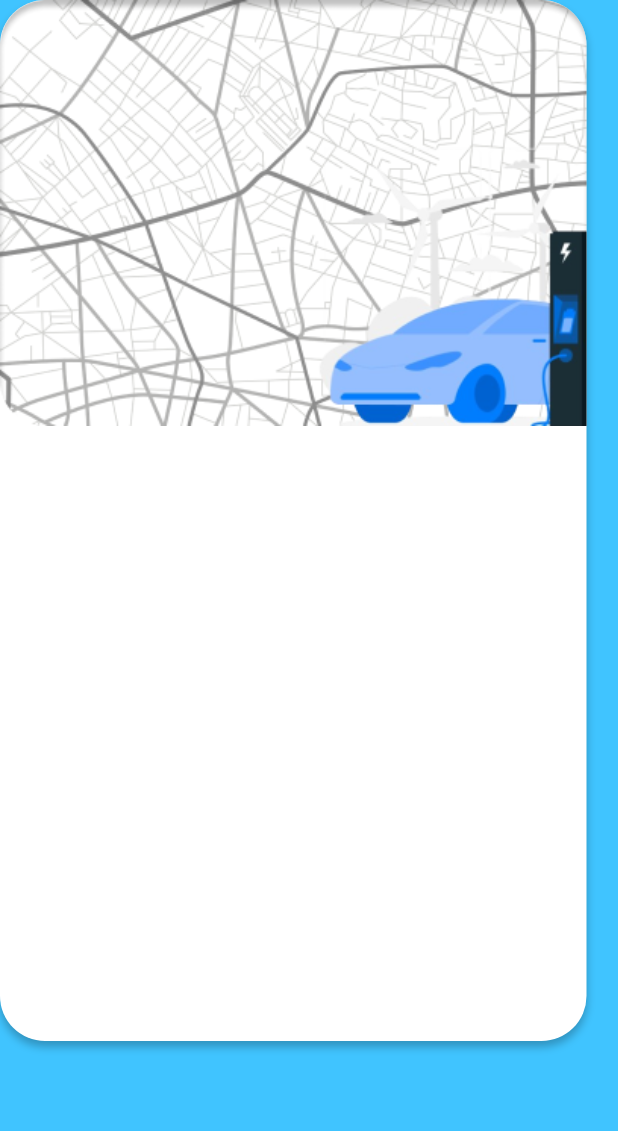
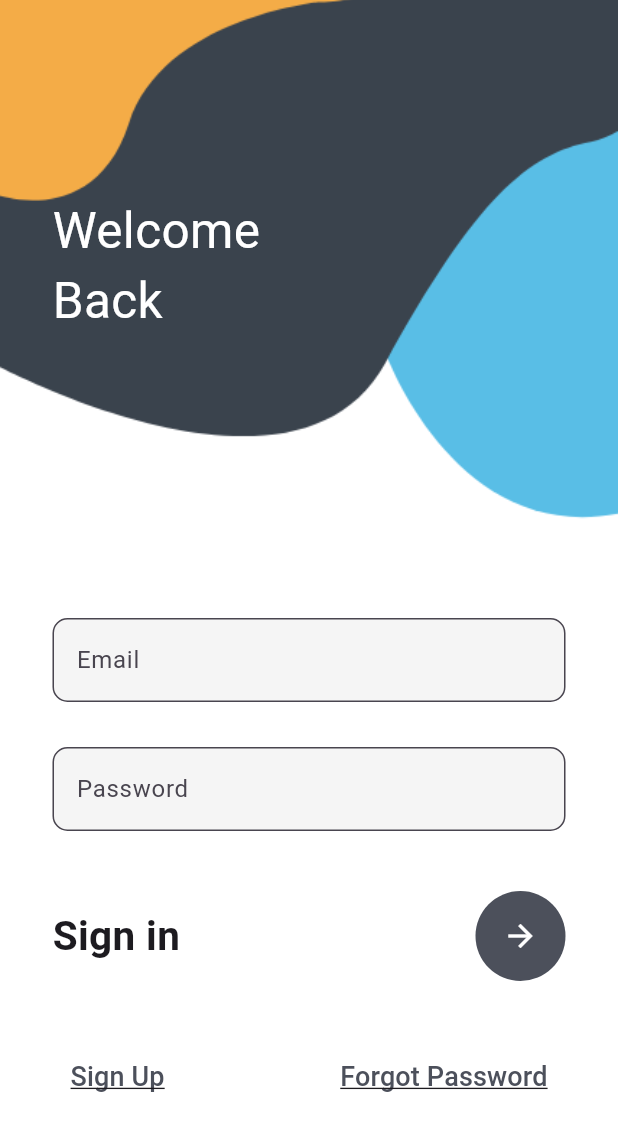
Before and after one commit to Stalinosmj/Eleytra, a Flutter app: the screen it shows after launch, on a phone screen of 412 x 824 dp. Shown: the top 1131 px of the screen. Run offline on Flutter 3.47's test engine with Material 3 defaults, Android fonts, the phone set to English and light mode, and no system bars.

Commit message:
login pg

```diff
--- /dev/null
+++ b/lib/presentation/screens/LoginScreen.dart
@@ -0,0 +1,145 @@
+import 'package:eleytra/presentation/screens/HomeScreen.dart';
+import 'package:eleytra/presentation/screens/RegisterScreen.dart';
+import 'package:flutter/material.dart';
+
+class MyLogin extends StatefulWidget {
+  const MyLogin({Key? key}) : super(key: key);
+
+  @override
+  _MyLoginState createState() => _MyLoginState();
+}
+
+class _MyLoginState extends State<MyLogin> {
+  @override
+  Widget build(BuildContext context) {
+    return Container(
+      decoration: const BoxDecoration(
+        image: DecorationImage(
+            image: AssetImage('assets/images/login_bg.png'), fit: BoxFit.cover),
+      ),
+      child: Scaffold(
+        backgroundColor: Colors.transparent,
+        body: Stack(
+          children: [
+            Container(),
+            Container(
+              padding: const EdgeInsets.only(left: 35, top: 130),
+              child: const Text(
+                'Welcome\nBack',
+                style: TextStyle(color: Colors.white, fontSize: 33),
+              ),
+            ),
+            SingleChildScrollView(
+              child: Container(
+                padding: EdgeInsets.only(
+                    top: MediaQuery.of(context).size.height * 0.5),
+                child: Column(
+                  crossAxisAlignment: CrossAxisAlignment.start,
+                  children: [
+                    Container(
+                      margin: const EdgeInsets.only(left: 35, right: 35),
+                      child: Column(
+                        children: [
+                          TextField(
+                            style: const TextStyle(color: Colors.black),
+                            decoration: InputDecoration(
+                                fillColor: Colors.grey.shade100,
+                                filled: true,
+                                hintText: "Email",
+                                border: OutlineInputBorder(
+                                  borderRadius: BorderRadius.circular(10),
+                                )),
+                          ),
+                          const SizedBox(
+                            height: 30,
+                          ),
+                          TextField(
+                            style: const TextStyle(),
+                            obscureText: true,
+                            decoration: InputDecoration(
+                                fillColor: Colors.grey.shade100,
+                                filled: true,
+                                hintText: "Password",
+                                border: OutlineInputBorder(
+                                  borderRadius: BorderRadius.circular(10),
+                                )),
+                          ),
+                          const SizedBox(
+                            height: 40,
+                          ),
+                          Row(
+                            mainAxisAlignment: MainAxisAlignment.spaceBetween,
+                            children: [
+                              const Text(
+                                'Sign in',
+                                style: TextStyle(
+                                    fontSize: 27, fontWeight: FontWeight.w700),
+                              ),
+                              CircleAvatar(
+                                radius: 30,
+                                backgroundColor: const Color(0xff4c505b),
+                                child: IconButton(
+                                    color: Colors.white,
+                                    onPressed: () {
+                                      Navigator.push(
+                                          context,
+                                          MaterialPageRoute(
+                                              builder: (context) =>
+                                                  const HomeScreen()));
+                                    },
+                                    icon: const Icon(
+                                      Icons.arrow_forward,
+                                    )),
+                              )
+                            ],
+                          ),
+                          const SizedBox(
+                            height: 40,
+                          ),
+                          Row(
+                            mainAxisAlignment: MainAxisAlignment.spaceBetween,
+                            children: [
+                              TextButton(
+                                onPressed: () {
+                                  Navigator.pushReplacement(
+                                    context,
+                                    MaterialPageRoute(
+                                        builder: (context) =>
+                                            const MyRegister()),
+                                  );
+                                },
+                                style: const ButtonStyle(),
+                                child: const Text(
+                                  'Sign Up',
+                                  textAlign: TextAlign.left,
+                                  style: TextStyle(
+                                      decoration: TextDecoration.underline,
+                                      color: Color(0xff4c505b),
+                                      fontSize: 18),
+                                ),
+                              ),
+                              TextButton(
+                                  onPressed: () {},
+                                  child: const Text(
+                                    'Forgot Password',
+                                    style: TextStyle(
+                                      decoration: TextDecoration.underline,
+                                      color: Color(0xff4c505b),
+                                      fontSize: 18,
+                                    ),
+                                  )),
+                            ],
+                          )
+                        ],
+                      ),
+                    )
+                  ],
+                ),
+              ),
+            ),
+          ],
+        ),
+      ),
+    );
+  }
+}
--- a/pubspec.yaml
+++ b/pubspec.yaml
@@ -19,7 +19,7 @@
 version: 1.0.0+1
 
 environment:
-  sdk: '>=3.2.2 <4.0.0'
+  sdk: '>=3.2.3 <4.0.0'
 
 # Dependencies specify other packages that your package needs in order to work.
 # To automatically upgrade your package dependencies to the latest versions
@@ -60,8 +60,8 @@
 
   # To add assets to your application, add an assets section, like this:
   assets:
-     - assets/
-
+    - assets/images/
+    - assets/icons/
   # An image asset can refer to one or more resolution-specific "variants", see
   # https://flutter.dev/assets-and-images/#resolution-aware
 
```
Also changed, not shown: lib/main.dart (+58 -5 lines), lib/presentation/screens/HomeScreen.dart (added, +19 -0 lines), lib/presentation/screens/RegisterScreen.dart (added, +186 -0 lines), assets/icons/splash_ic.png (added), assets/images/login_bg.png (added), assets/images/register_bg.png (added), pubspec.lock, 5 other files.
